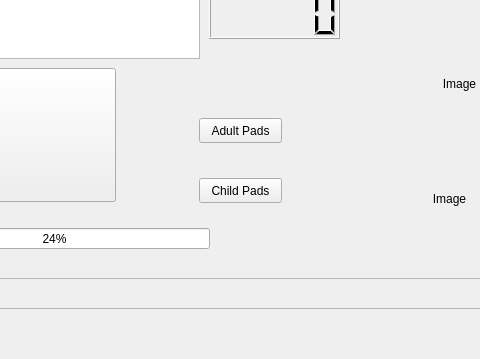
Before: the Qt Designer form AED_Simulator/aedwindow.ui in GrewalCreator/AED-Simulator, drawn with Qt 5; both pictures show x 531 to 1011 and y 222 to 581 of the 1301 by 581 pixel window.
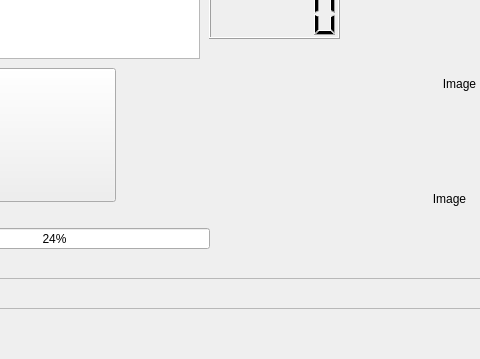
After: the same form once the commit is applied.

Commit message: heart rate LCD displays numerical value of slider in testWindow. patient's hasPadsOn is set to false initially. buttons for child pads and adult pads removed from AEDWindow. created skeleton for each use case in stepProgress().

```diff
--- a/AED_Simulator/aedwindow.ui
+++ b/AED_Simulator/aedwindow.ui
@@ -258,32 +258,6 @@
        <set>Qt::AlignCenter</set>
       </property>
      </widget>
-     <widget class="QPushButton" name="adultPads_button">
-      <property name="geometry">
-       <rect>
-        <x>550</x>
-        <y>310</y>
-        <width>83</width>
-        <height>25</height>
-       </rect>
-      </property>
-      <property name="text">
-       <string>Adult Pads</string>
-      </property>
-     </widget>
-     <widget class="QPushButton" name="childPads_button">
-      <property name="geometry">
-       <rect>
-        <x>550</x>
-        <y>370</y>
-        <width>83</width>
-        <height>25</height>
-       </rect>
-      </property>
-      <property name="text">
-       <string>Child Pads</string>
-      </property>
-     </widget>
      <widget class="QProgressBar" name="batteryBar">
       <property name="geometry">
        <rect>
```
The commit also changes 7 other files.
